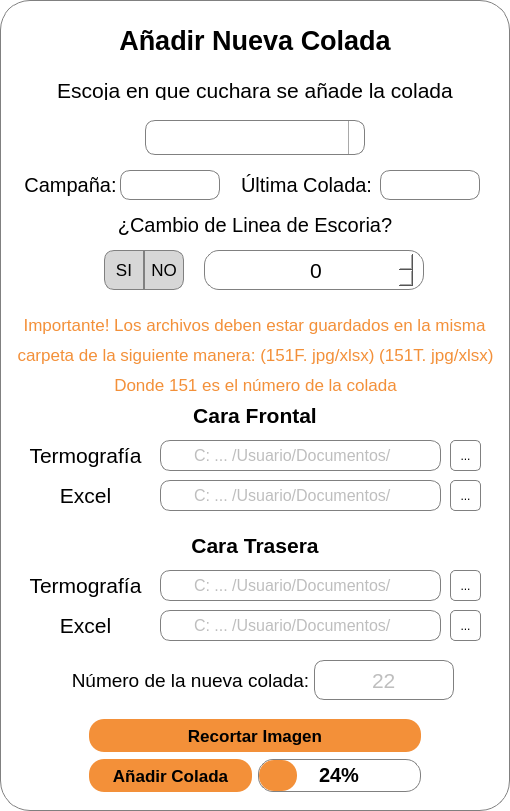
The window that PopUpAddColada.ui (Almostrey/Abaxfem_GUI_Cucharas) describes before a commit, drawn with Qt 5.
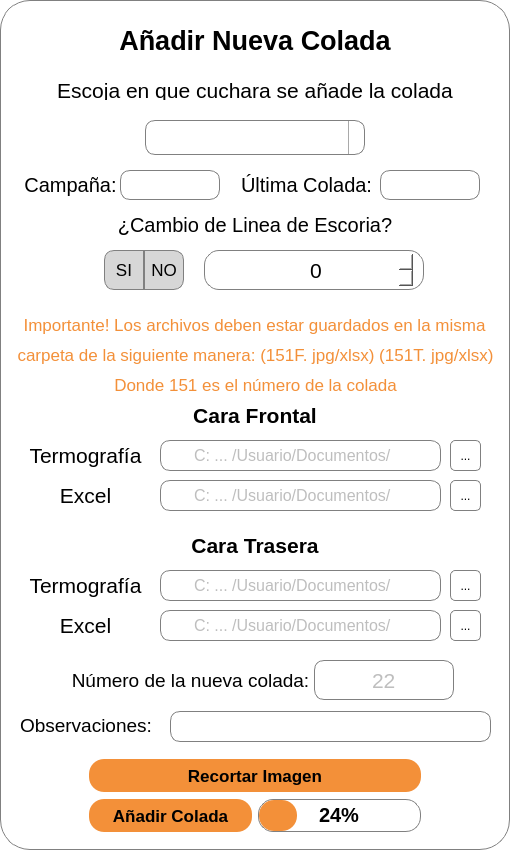
The same window after the commit. Icons and pictures are not drawn.

Commit message: Added observations to pdf and PopUpAddColadas

What changed in the file:
```diff
--- a/PopUpAddColada.ui
+++ b/PopUpAddColada.ui
@@ -7,7 +7,7 @@
     <x>0</x>
     <y>0</y>
     <width>510</width>
-    <height>811</height>
+    <height>850</height>
    </rect>
   </property>
   <property name="focusPolicy">
@@ -1058,7 +1058,7 @@
     <property name="geometry">
      <rect>
       <x>80</x>
-      <y>750</y>
+      <y>790</y>
       <width>350</width>
       <height>51</height>
      </rect>
@@ -1160,7 +1160,7 @@
     <property name="geometry">
      <rect>
       <x>80</x>
-      <y>710</y>
+      <y>750</y>
       <width>350</width>
       <height>51</height>
      </rect>
@@ -1221,6 +1221,65 @@
      </item>
     </layout>
    </widget>
+   <widget class="QLineEdit" name="txtObservaciones">
+    <property name="geometry">
+     <rect>
+      <x>170</x>
+      <y>711</y>
+      <width>321</width>
+      <height>31</height>
+     </rect>
+    </property>
+    <property name="font">
+     <font>
+      <family>Arial</family>
+      <pointsize>14</pointsize>
+     </font>
+    </property>
+    <property name="focusPolicy">
+     <enum>Qt::StrongFocus</enum>
+    </property>
+    <property name="styleSheet">
+     <string notr="true"> border: 1px solid gray;
+    border-radius: 10px;
+    padding: 1px 1px 1px 3px;
+    min-width: 6em;
+
+
+     background: qlineargradient(x1: 0, y1: 0, x2: 0, y2: 1,
+                                 stop: 0 #E1E1E1, stop: 0.4 #DDDDDD,
+                                 stop: 0.5 #D8D8D8, stop: 1.0 #D3D3D3);</string>
+    </property>
+    <property name="inputMask">
+     <string/>
+    </property>
+    <property name="text">
+     <string/>
+    </property>
+   </widget>
+   <widget class="QLabel" name="label_18">
+    <property name="geometry">
+     <rect>
+      <x>20</x>
+      <y>710</y>
+      <width>141</width>
+      <height>31</height>
+     </rect>
+    </property>
+    <property name="font">
+     <font>
+      <family>Arial</family>
+      <pointsize>14</pointsize>
+     </font>
+    </property>
+    <property name="styleSheet">
+     <string notr="true">border:0px;
+background-color: rgba(0, 0, 0, 0);</string>
+    </property>
+    <property name="text">
+     <string>Observaciones:</string>
+    </property>
+   </widget>
    <zorder>label</zorder>
    <zorder>label_4</zorder>
    <zorder>pb_exit</zorder>
```
Left out of the diff: 2 changed lines with no effect on the pictures. The commit also changes 5 other files.
